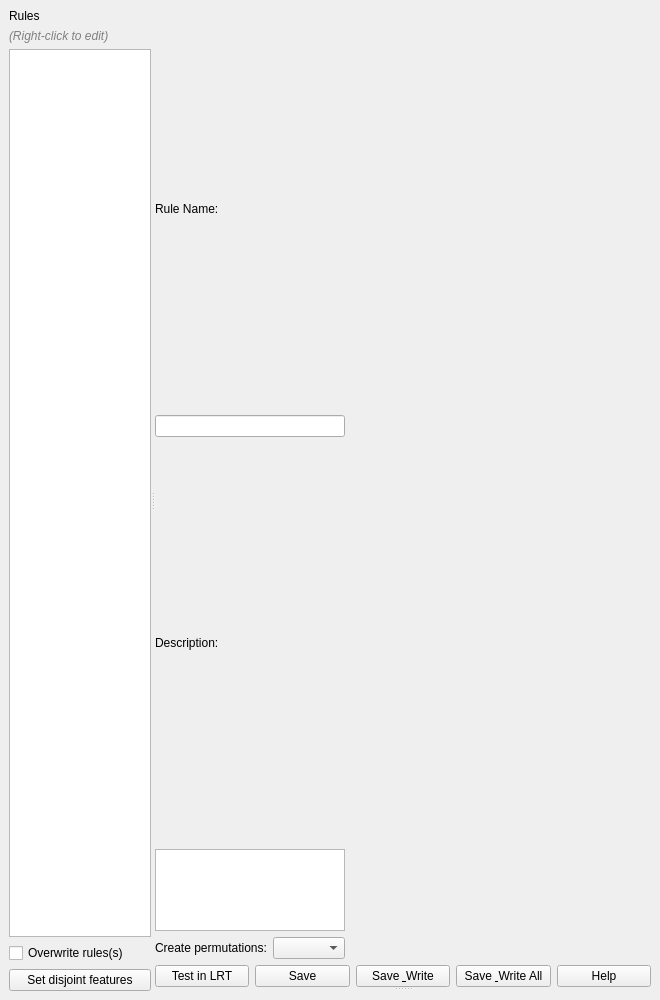
Qt form Dev/Lib/Windows/RuleAssistantWindow.ui (rmlockwood/FLExTrans) before a commit.
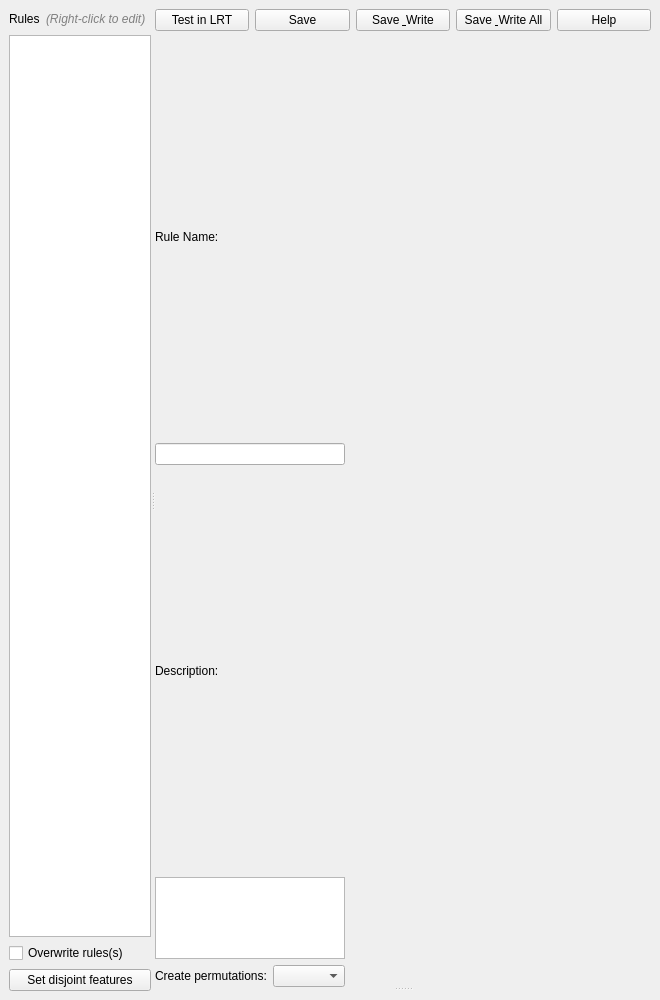
The same form after that commit.

Commit message:
move buttons to the top
Also, put the rules hint (right-click to edit) next to the rules label.

What changed in the file:
```diff
--- a/Dev/Lib/Windows/RuleAssistantWindow.ui
+++ b/Dev/Lib/Windows/RuleAssistantWindow.ui
@@ -23,6 +23,8 @@
       <widget class="QWidget" name="leftPane">
        <layout class="QVBoxLayout" name="leftLayout">
         <item>
+         <layout class="QHBoxLayout" name="rulesHeaderLayout">
+          <item>
          <widget class="QLabel" name="rulesLabel">
           <property name="text">
            <string>Rules</string>
@@ -40,10 +42,28 @@
          </widget>
         </item>
         <item>
+           <spacer name="rulesHeaderSpacer">
+            <property name="orientation">
+             <enum>Qt::Orientation::Horizontal</enum>
+            </property>
+            <property name="sizeHint" stdset="0">
+             <size>
+              <width>40</width>
+              <height>20</height>
+             </size>
+            </property>
+           </spacer>
+          </item>
+         </layout>
+        </item>
+        <item>
          <widget class="QListWidget" name="rule_list">
           <property name="contextMenuPolicy">
            <enum>Qt::ContextMenuPolicy::CustomContextMenu</enum>
           </property>
+          <property name="alternatingRowColors">
+           <bool>true</bool>
+          </property>
          </widget>
         </item>
         <item>
@@ -74,6 +94,48 @@
           </property>
           <widget class="QWidget" name="topWidget">
            <layout class="QVBoxLayout" name="topLayoutV">
+            <item>
+             <layout class="QHBoxLayout" name="buttonBar">
+              <item>
+               <widget class="QPushButton" name="test_lrt_button">
+                <property name="toolTip">
+                 <string>Test in the Live Rule Tester tool.</string>
+                </property>
+                <property name="text">
+                 <string>Test in LRT</string>
+                </property>
+               </widget>
+              </item>
+              <item>
+               <widget class="QPushButton" name="save_button">
+                <property name="text">
+                 <string>Save</string>
+                </property>
+               </widget>
+              </item>
+              <item>
+               <widget class="QPushButton" name="save_create_button">
+                <property name="text">
+                 <string>Save &amp; Write</string>
+                </property>
+               </widget>
+              </item>
+              <item>
+               <widget class="QPushButton" name="save_all_button">
+                <property name="text">
+                 <string>Save &amp; Write All</string>
+                </property>
+               </widget>
+              </item>
+              <item>
+               <widget class="QPushButton" name="help_button">
+                <property name="text">
+                 <string>Help</string>
+                </property>
+               </widget>
+              </item>
+             </layout>
+            </item>
             <item>
              <layout class="QHBoxLayout" name="topLayout" stretch="1,0">
               <item>
@@ -147,48 +209,6 @@
               </item>
              </layout>
             </item>
-            <item>
-             <layout class="QHBoxLayout" name="buttonBar">
-              <item>
-               <widget class="QPushButton" name="test_lrt_button">
-                <property name="toolTip">
-                 <string>Test in the Live Rule Tester tool.</string>
-                </property>
-                <property name="text">
-                 <string>Test in LRT</string>
-                </property>
-               </widget>
-              </item>
-              <item>
-               <widget class="QPushButton" name="save_button">
-                <property name="text">
-                 <string>Save</string>
-                </property>
-               </widget>
-              </item>
-              <item>
-               <widget class="QPushButton" name="save_create_button">
-                <property name="text">
-                 <string>Save &amp; Write</string>
-                </property>
-               </widget>
-              </item>
-              <item>
-               <widget class="QPushButton" name="save_all_button">
-                <property name="text">
-                 <string>Save &amp; Write All</string>
-                </property>
-               </widget>
-              </item>
-              <item>
-               <widget class="QPushButton" name="help_button">
-                <property name="text">
-                 <string>Help</string>
-                </property>
-               </widget>
-              </item>
-             </layout>
-            </item>
            </layout>
           </widget>
           <widget class="QWidget" name="treeContainer" native="true">
```
Lines whose indentation alone changed are shown as unchanged. The commit also changes 2 other files.
